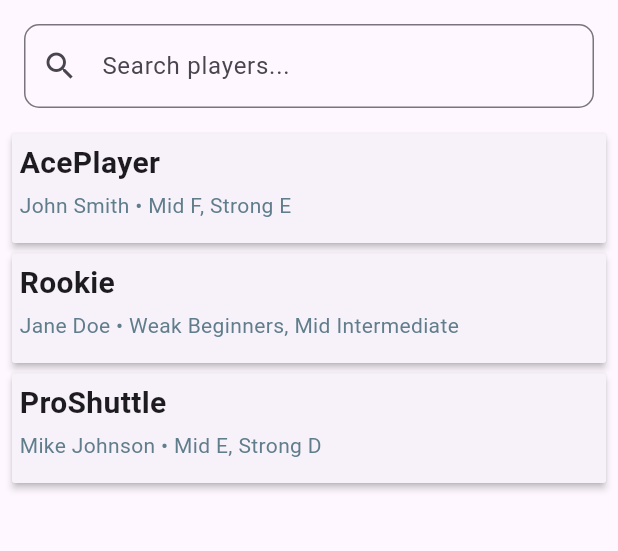
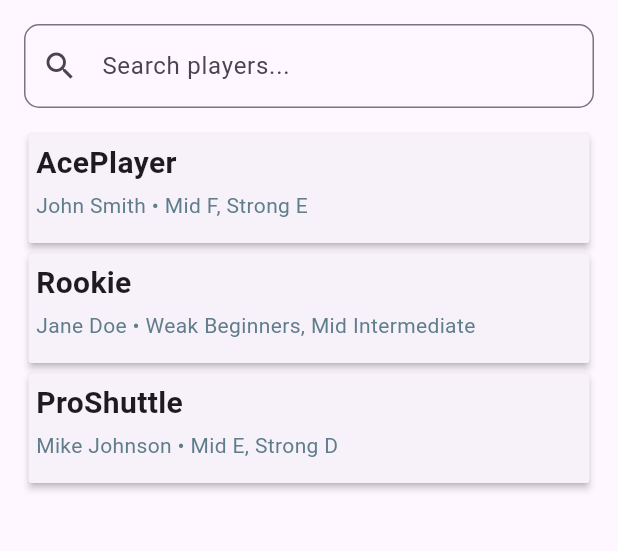
Before and after one commit to siddigamon/badminton_player_system, a Flutter app: the screen it shows after launch, on a phone screen of 412 x 824 dp, the part 84-635 px from its top. Run offline on Flutter 3.47's test engine with Material 3 defaults, Android fonts, the light colour scheme and no system bars.

Commit message:
fix: Update player item widget margins and text formatting for improved UI consistency

```diff
--- a/lib/widgets/player_item_widget.dart
+++ b/lib/widgets/player_item_widget.dart
@@ -11,7 +11,7 @@ class PlayerItemWidget extends StatelessWidget {
     return SizedBox(
       width: double.infinity,
       child: Card(
-        margin: const EdgeInsets.symmetric(horizontal: 8.0, vertical: 1.0),
+        margin: const EdgeInsets.symmetric(horizontal: 19.0, vertical: 1.0),
         shape: RoundedRectangleBorder(
           borderRadius: BorderRadius.circular(2.0),
         ),
@@ -30,7 +30,7 @@ class PlayerItemWidget extends StatelessWidget {
               ),
               const SizedBox(height: 4),
               Text(
-                  '${playerItem.fullName} • ${playerItem.rangeDescription}',
+                '${playerItem.fullName} • ${playerItem.rangeDescription}',
                 style: const TextStyle(
                   fontSize: 14,
                   color: Colors.blueGrey,
```
Also changed, not shown: pubspec.lock.
